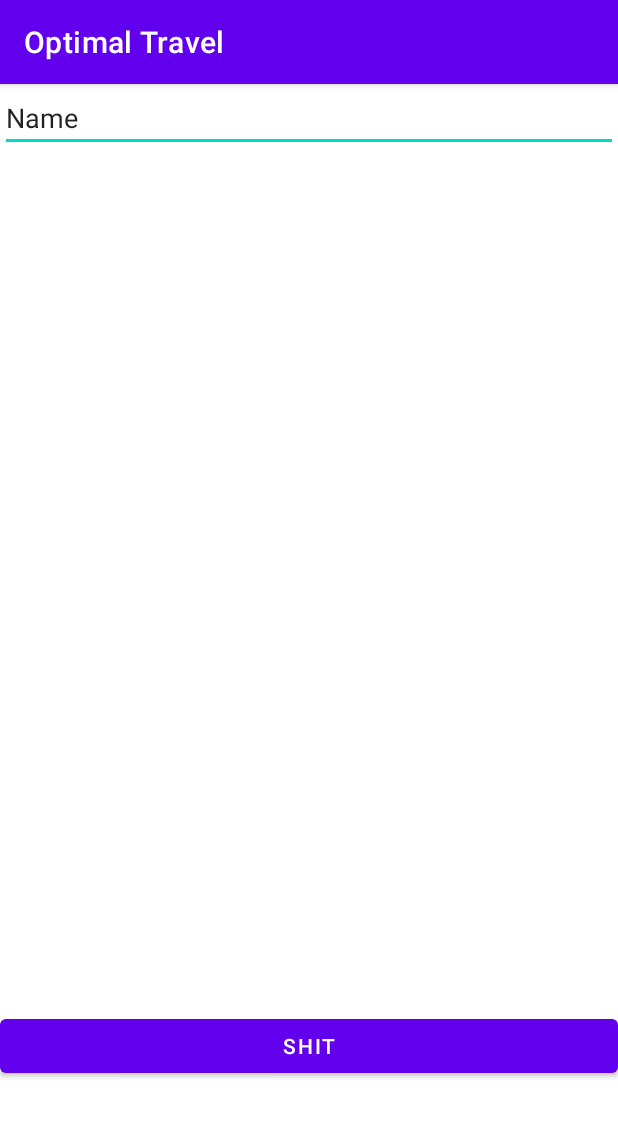
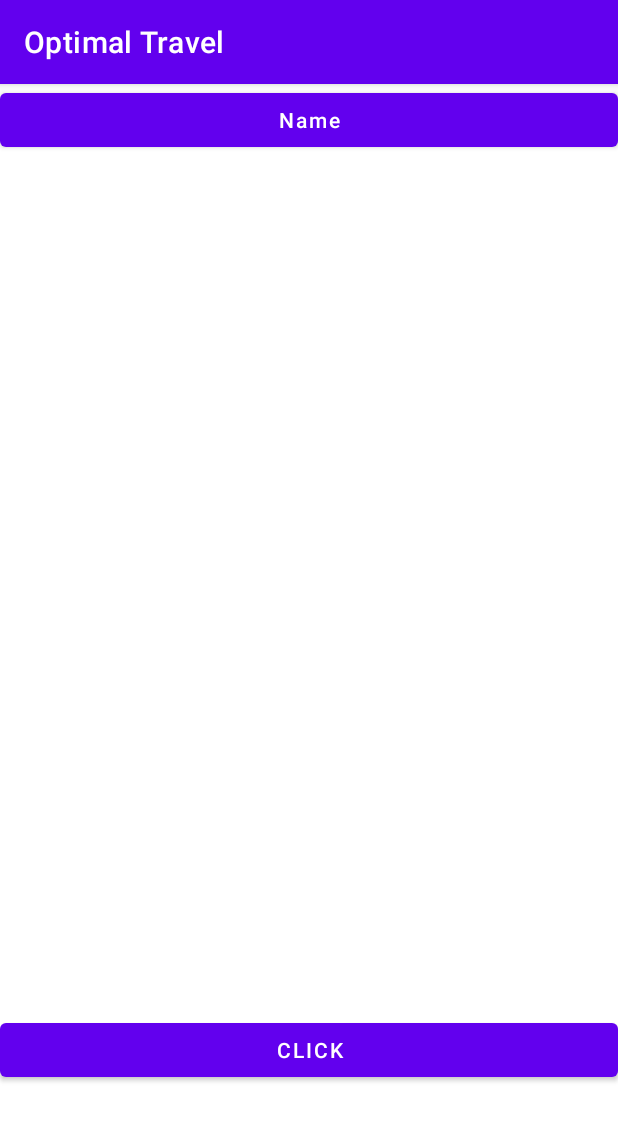
Before and after one commit to uziel110/OptimalTravel, an Android app: the screen it shows after launch (CreatePath), on a phone screen of 412 x 824 dp. Shown: the top 1121 px of the screen. Run offline under Robolectric (Android 15) with nearby library versions, the phone set to English and light mode, and no system bars.

Commit message:
hi my name is sa

```diff
--- a/app/src/main/java/com/example/optimaltravel/UI/CreatePath.java
+++ b/app/src/main/java/com/example/optimaltravel/UI/CreatePath.java
@@ -1,9 +1,21 @@
 package com.example.optimaltravel.UI;
 
+import android.annotation.SuppressLint;
+import android.content.Intent;
+import android.os.Build;
+import android.os.Bundle;
+import android.util.Log;
+import android.view.View;
+import android.widget.ArrayAdapter;
+import android.widget.Button;
+import android.widget.ListView;
+
 import androidx.annotation.Nullable;
+import androidx.annotation.RequiresApi;
 import androidx.appcompat.app.AppCompatActivity;
 
 import com.example.optimaltravel.R;
+import com.example.optimaltravel.json.PlaceConverter;
 import com.google.android.gms.common.api.Status;
 import com.google.android.libraries.places.api.Places;
 import com.google.android.libraries.places.api.model.Place;
@@ -11,27 +23,33 @@ import com.google.android.libraries.places.widget.Autocomplete;
 import com.google.android.libraries.places.widget.AutocompleteActivity;
 import com.google.android.libraries.places.widget.model.AutocompleteActivityMode;
 
+import org.json.JSONException;
 
-import android.content.Intent;
-import android.os.Bundle;
-import android.util.Log;
-import android.view.View;
-import android.widget.ListView;
-
-
+import java.io.IOException;
+import java.util.ArrayList;
 import java.util.Arrays;
+import java.util.HashMap;
 import java.util.List;
 
 public class CreatePath extends AppCompatActivity {
     ListView listView = null;
     private static int AUTOCOMPLETE_REQUEST_CODE = 1;
+    @SuppressLint("ResourceType")
+    ArrayAdapter<String> adapter;
+    Button btSave;
+    HashMap<String, String> map;
+
+
+    @SuppressLint("ResourceType")
     @Override
     public void onCreate(Bundle saved) {
         super.onCreate(saved);
         setContentView(R.layout.activity_create_path);
         this.setFinishOnTouchOutside(false);
         listView = findViewById(R.id.lvAddress);
-
+        adapter = new ArrayAdapter<String>(this, R.id.lvAddress);
+        btSave = findViewById(R.id.bCalculateRoute);
+        map = new HashMap<String, String>();
 
 
         // Set the fields to specify which types of place data to
@@ -40,21 +58,26 @@ public class CreatePath extends AppCompatActivity {
     }
 
     public void Shit(View view) {
-        String api ="AIzaSyBUPxQMO2iI0DS_WTeetlcND9mpWaUCyyY";
-        Places.initialize(this,api);
-        List<Place.Field> fields = Arrays.asList(Place.Field.ID, Place.Field.NAME,Place.Field.ADDRESS);
+        String api = "AIzaSyBUPxQMO2iI0DS_WTeetlcND9mpWaUCyyY";
+        Places.initialize(this, api);
+        List<Place.Field> fields = Arrays.asList(Place.Field.ID, Place.Field.NAME, Place.Field.ADDRESS);
 
         // Start the autocomplete intent.
         Intent intent = new Autocomplete.IntentBuilder(AutocompleteActivityMode.FULLSCREEN, fields)
                 .build(this);
-        startActivityForResult(intent, AUTOCOMPLETE_REQUEST_CODE);;
+        startActivityForResult(intent, AUTOCOMPLETE_REQUEST_CODE);
+        ;
 
     }
+
     @Override
     protected void onActivityResult(int requestCode, int resultCode, @Nullable Intent data) {
         if (requestCode == AUTOCOMPLETE_REQUEST_CODE) {
             if (resultCode == RESULT_OK) {
                 Place place = Autocomplete.getPlaceFromIntent(data);
+                map.put(place.getId(), place.getAddress());
+                adapter.add(place.getAddress());
+                adapter.notifyDataSetChanged();
                 Log.i("shit", "Place: " + place.getAddress() + ", " + place.getId());
             } else if (resultCode == AutocompleteActivity.RESULT_ERROR) {
                 // TODO: Handle the error.
@@ -67,4 +90,22 @@ public class CreatePath extends AppCompatActivity {
         }
         super.onActivityResult(requestCode, resultCode, data);
     }
+
+    @RequiresApi(api = Build.VERSION_CODES.R)
+    public void runParse(View view) throws IOException, JSONException {
+
+
+        ArrayList<String> list = new ArrayList<String>();
+        for (int i = 0; i < adapter.getCount(); i++)
+            list.add(adapter.getItem(i));
+
+
+        PlaceConverter pc = new PlaceConverter();
+
+
+        pc.placesListFromJson(map, list);
+
+    }
+
+
 }
--- a/app/src/main/res/layout/activity_create_path.xml
+++ b/app/src/main/res/layout/activity_create_path.xml
@@ -7,13 +7,15 @@
     tools:context=".UI.CreatePath"
     android:orientation="vertical">
 
-    <EditText
+    <Button
         android:id="@+id/etAddAddress"
         android:layout_width="match_parent"
         android:layout_height="wrap_content"
         android:ems="10"
+        android:editable="false"
         android:inputType="textPersonName"
         android:text="Name"
+        android:onClick="Shit"
         tools:layout_editor_absoluteX="97dp"
         tools:layout_editor_absoluteY="79dp" />
 
@@ -30,8 +32,9 @@
         android:id="@+id/bCalculateRoute"
         android:layout_width="match_parent"
         android:layout_height="wrap_content"
-        android:text="Shit"
-        android:onClick="Shit" />
+        android:onClick="runParse"
+        android:text="click"
+       />
 
 
 </LinearLayout>
```
Also changed, not shown: app/src/main/java/com/example/optimaltravel/json/PlaceConverter.java (+8 -5 lines), 1 other file.
